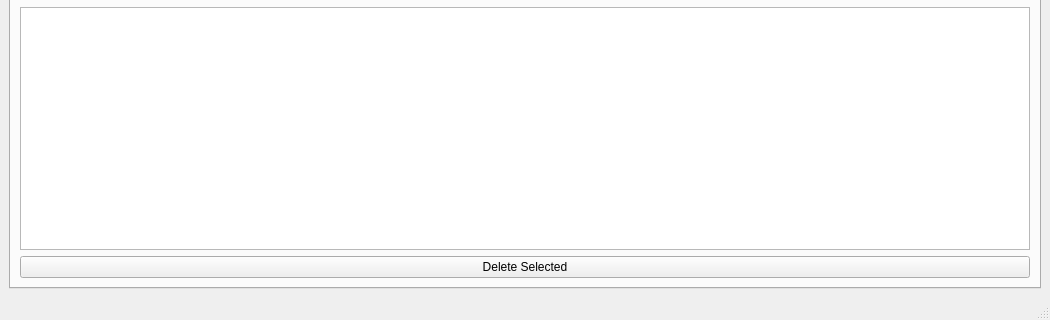
Above: client/ui/main_window.ui from Harrell18W/schedule-keeper before the change; both pictures show x 0 to 1050 and y 400 to 720 of the 1050 by 720 pixel window. Below: the same form after it.
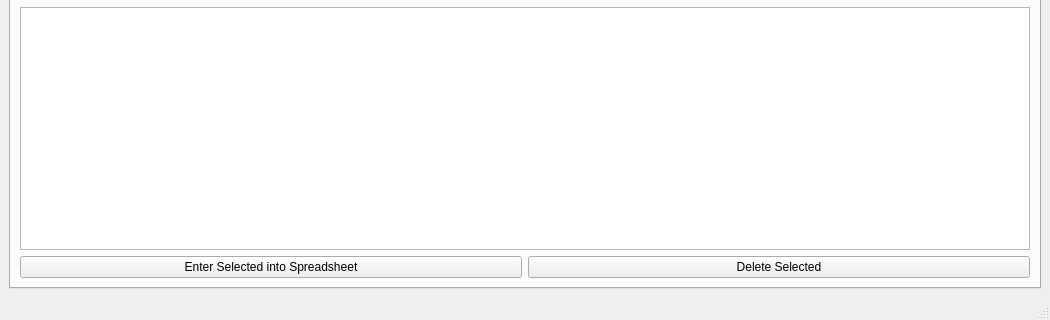
That is the form after the change. The open tabs and pages were chosen to show the change.

Commit message: added button to insert jobs into spreadsheet

Patch:
```diff
--- a/client/ui/main_window.ui
+++ b/client/ui/main_window.ui
@@ -92,11 +92,22 @@
          <widget class="QTableWidget" name="finishedjobs_tablewidget"/>
         </item>
         <item>
+         <layout class="QHBoxLayout" name="finishedjobs_buttons">
+          <item>
+           <widget class="QPushButton" name="enter_selected_finishedjobs_pushbutton">
+            <property name="text">
+             <string>Enter Selected into Spreadsheet</string>
+            </property>
+           </widget>
+          </item>
+          <item>
          <widget class="QPushButton" name="delete_selected_finishedjobs_pushbutton">
           <property name="text">
            <string>Delete Selected</string>
           </property>
          </widget>
+          </item>
+         </layout>
         </item>
        </layout>
       </widget>
```
Left out of the diff: 2 changed lines with no effect on the pictures. Lines whose indentation alone changed are shown as unchanged. The commit also changes 6 other files.
